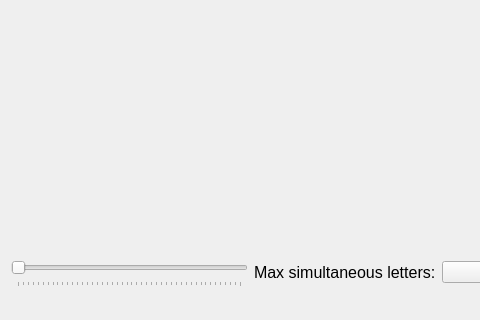
Above: morse_input/src/morse_input/qt_files/morseChallenger/morseChallenger.ui from ros-visualization/robhum_ui_utils before the change; both pictures show x 0 to 480 and y 385 to 705 of the 697 by 705 pixel window. Below: the same form after it.
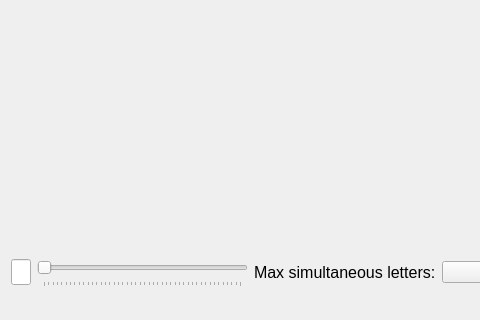
That is the form after the change.

Commit message: Got loss of main-window focus somewhat under control. Still unclear why we lose focus. Current scheme of causing re-assertion of focus after each timer caused activity leaves window with short times when keyboard inputs are lost. Living with it for now.

The edit to the form file:
```diff
--- a/morse_input/src/morse_input/qt_files/morseChallenger/morseChallenger.ui
+++ b/morse_input/src/morse_input/qt_files/morseChallenger/morseChallenger.ui
@@ -30,6 +30,24 @@
       <property name="sizeConstraint">
        <enum>QLayout::SetFixedSize</enum>
       </property>
+      <item>
+       <widget class="QLineEdit" name="letterLineEdit">
+        <property name="maximumSize">
+         <size>
+          <width>20</width>
+          <height>16777215</height>
+         </size>
+        </property>
+        <property name="font">
+         <font>
+          <pointsize>11</pointsize>
+         </font>
+        </property>
+        <property name="maxLength">
+         <number>1</number>
+        </property>
+       </widget>
+      </item>
       <item>
        <widget class="QSlider" name="speedHSlider">
         <property name="maximumSize">
```
The commit also changes 2 other files.
